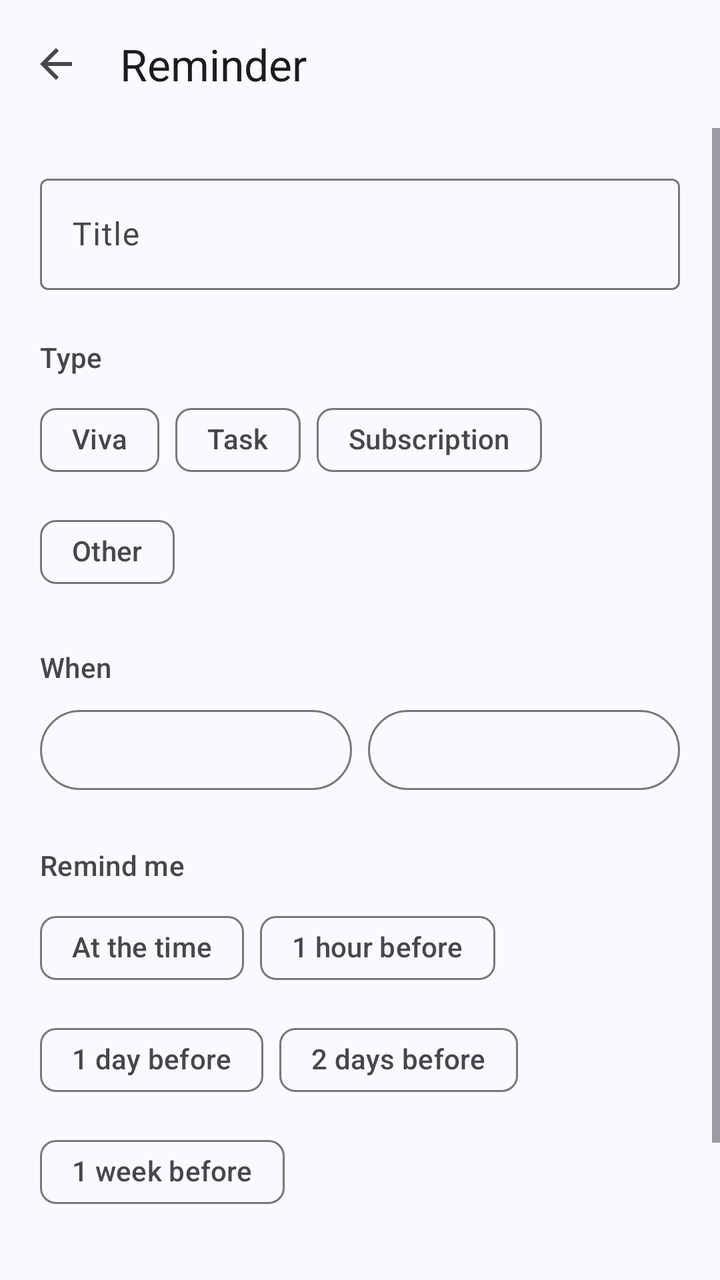
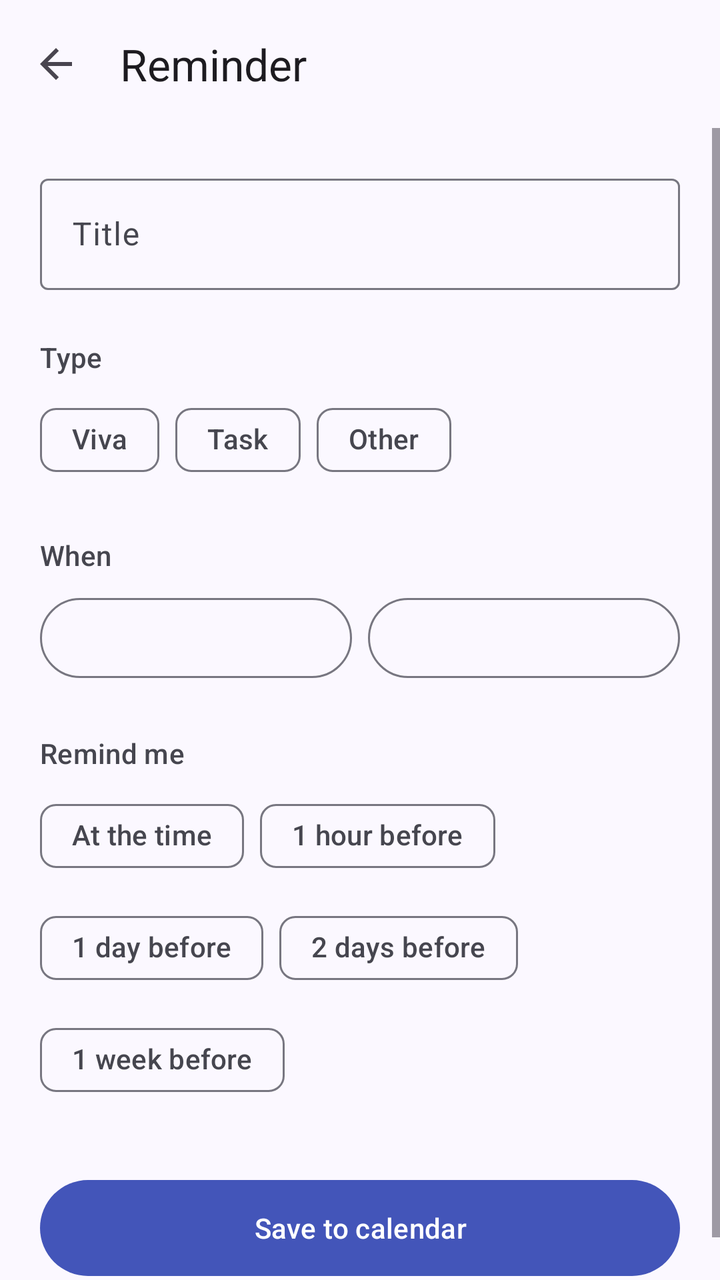

Screens rendered from an Android XML layout before and after an edit, with the pre-edit source and the edit as a unified diff.
<!-- AndroidManifest.xml: application theme Theme.Aide -->
<!-- res/layout/activity_edit.xml -->
<?xml version="1.0" encoding="utf-8"?>
<LinearLayout xmlns:android="http://schemas.android.com/apk/res/android"
    xmlns:app="http://schemas.android.com/apk/res-auto"
    android:id="@+id/root"
    android:layout_width="match_parent"
    android:layout_height="match_parent"
    android:background="?attr/colorSurface"
    android:orientation="vertical">

    <com.google.android.material.appbar.MaterialToolbar
        android:id="@+id/toolbar"
        android:layout_width="match_parent"
        android:layout_height="?attr/actionBarSize"
        android:background="?attr/colorSurface"
        app:navigationIcon="@drawable/ic_back"
        app:title="Reminder" />

    <ScrollView
        android:layout_width="match_parent"
        android:layout_height="0dp"
        android:layout_weight="1"
        android:clipToPadding="false">

        <LinearLayout
            android:layout_width="match_parent"
            android:layout_height="wrap_content"
            android:orientation="vertical"
            android:padding="20dp">

            <com.google.android.material.textfield.TextInputLayout
                android:id="@+id/title_layout"
                style="@style/Widget.Material3.TextInputLayout.OutlinedBox"
                android:layout_width="match_parent"
                android:layout_height="wrap_content"
                android:hint="Title">

                <com.google.android.material.textfield.TextInputEditText
                    android:id="@+id/title"
                    android:layout_width="match_parent"
                    android:layout_height="wrap_content"
                    android:inputType="textCapSentences" />
            </com.google.android.material.textfield.TextInputLayout>

            <TextView
                android:layout_width="match_parent"
                android:layout_height="wrap_content"
                android:layout_marginTop="24dp"
                android:text="Type"
                android:textAppearance="?attr/textAppearanceTitleSmall"
                android:textColor="?attr/colorOnSurfaceVariant" />

            <com.google.android.material.chip.ChipGroup
                android:id="@+id/kind_group"
                android:layout_width="match_parent"
                android:layout_height="wrap_content"
                android:layout_marginTop="8dp"
                app:selectionRequired="true"
                app:singleSelection="true">

                <com.google.android.material.chip.Chip
                    android:id="@+id/chip_viva"
                    style="@style/Widget.Material3.Chip.Filter"
                    android:layout_width="wrap_content"
                    android:layout_height="wrap_content"
                    android:text="Viva" />

                <com.google.android.material.chip.Chip
                    android:id="@+id/chip_task"
                    style="@style/Widget.Material3.Chip.Filter"
                    android:layout_width="wrap_content"
                    android:layout_height="wrap_content"
                    android:text="Task" />

                <com.google.android.material.chip.Chip
                    android:id="@+id/chip_sub"
                    style="@style/Widget.Material3.Chip.Filter"
                    android:layout_width="wrap_content"
                    android:layout_height="wrap_content"
                    android:text="Subscription" />

                <com.google.android.material.chip.Chip
                    android:id="@+id/chip_other"
                    style="@style/Widget.Material3.Chip.Filter"
                    android:layout_width="wrap_content"
                    android:layout_height="wrap_content"
                    android:text="Other" />
            </com.google.android.material.chip.ChipGroup>

            <TextView
                android:layout_width="match_parent"
                android:layout_height="wrap_content"
                android:layout_marginTop="24dp"
                android:text="When"
                android:textAppearance="?attr/textAppearanceTitleSmall"
                android:textColor="?attr/colorOnSurfaceVariant" />

            <LinearLayout
                android:layout_width="match_parent"
                android:layout_height="wrap_content"
                android:layout_marginTop="8dp"
                android:orientation="horizontal">

                <Button
                    android:id="@+id/btn_date"
                    style="@style/Widget.Material3.Button.OutlinedButton"
                    android:layout_width="0dp"
                    android:layout_height="wrap_content"
                    android:layout_marginEnd="8dp"
                    android:layout_weight="1" />

                <Button
                    android:id="@+id/btn_time"
                    style="@style/Widget.Material3.Button.OutlinedButton"
                    android:layout_width="0dp"
                    android:layout_height="wrap_content"
                    android:layout_weight="1" />
            </LinearLayout>

            <TextView
                android:layout_width="match_parent"
                android:layout_height="wrap_content"
                android:layout_marginTop="24dp"
                android:text="Remind me"
                android:textAppearance="?attr/textAppearanceTitleSmall"
                android:textColor="?attr/colorOnSurfaceVariant" />

            <com.google.android.material.chip.ChipGroup
                android:id="@+id/offset_group"
                android:layout_width="match_parent"
                android:layout_height="wrap_content"
                android:layout_marginTop="8dp">

                <com.google.android.material.chip.Chip
                    style="@style/Widget.Material3.Chip.Filter"
                    android:layout_width="wrap_content"
                    android:layout_height="wrap_content"
                    android:tag="0"
                    android:text="At the time" />

                <com.google.android.material.chip.Chip
                    style="@style/Widget.Material3.Chip.Filter"
                    android:layout_width="wrap_content"
                    android:layout_height="wrap_content"
                    android:tag="60"
                    android:text="1 hour before" />

                <com.google.android.material.chip.Chip
                    style="@style/Widget.Material3.Chip.Filter"
                    android:layout_width="wrap_content"
                    android:layout_height="wrap_content"
                    android:tag="1440"
                    android:text="1 day before" />

                <com.google.android.material.chip.Chip
                    style="@style/Widget.Material3.Chip.Filter"
                    android:layout_width="wrap_content"
                    android:layout_height="wrap_content"
                    android:tag="2880"
                    android:text="2 days before" />

                <com.google.android.material.chip.Chip
                    style="@style/Widget.Material3.Chip.Filter"
                    android:layout_width="wrap_content"
                    android:layout_height="wrap_content"
                    android:tag="10080"
                    android:text="1 week before" />
            </com.google.android.material.chip.ChipGroup>

            <Button
                android:id="@+id/btn_save"
                android:layout_width="match_parent"
                android:layout_height="56dp"
                android:layout_marginTop="32dp"
                android:text="Save to calendar" />
        </LinearLayout>
    </ScrollView>
</LinearLayout>
<!-- resources referenced by this layout -->
<resources>
  <!-- drawable ic_back (drawable) -->
  <vector xmlns:android="http://schemas.android.com/apk/res/android"
      android:width="24dp"
      android:height="24dp"
      android:tint="?attr/colorControlNormal"
      android:viewportWidth="24"
      android:viewportHeight="24">
      <path
          android:fillColor="#FF000000"
          android:pathData="M20,11H7.83l5.59,-5.59L12,4l-8,8 8,8 1.41,-1.41L7.83,13H20v-2z" />
  </vector>
  <style name="Theme.Aide" parent="Theme.Material3.DayNight.NoActionBar">
          <item name="colorPrimary">@color/primary</item>
          <item name="colorOnPrimary">@color/on_primary</item>
          <item name="colorPrimaryContainer">@color/primary_container</item>
          <item name="colorOnPrimaryContainer">@color/on_primary_container</item>
          <item name="colorSecondaryContainer">@color/secondary_container</item>
          <item name="colorOnSecondaryContainer">@color/on_secondary_container</item>
          <item name="colorSurface">@color/surface</item>
          <item name="colorOnSurface">@color/on_surface</item>
          <item name="colorSurfaceVariant">@color/surface_variant</item>
          <item name="colorOnSurfaceVariant">@color/on_surface_variant</item>
          <item name="colorOutline">@color/outline</item>
          <item name="colorSurfaceContainer">@color/surface_container</item>
          <item name="android:colorBackground">@color/surface</item>
          <item name="android:windowBackground">@color/surface</item>
      </style>
  <color name="primary">#4355B9</color>
  <color name="on_primary">#FFFFFF</color>
  <color name="primary_container">#DEE0FF</color>
  <color name="on_primary_container">#00105C</color>
  <color name="secondary_container">#E1E0F9</color>
  <color name="on_secondary_container">#191A2C</color>
  <color name="surface">#FBF8FF</color>
  <color name="on_surface">#1B1B21</color>
  <color name="surface_variant">#E3E1EC</color>
  <color name="on_surface_variant">#46464F</color>
  <color name="outline">#777680</color>
  <color name="surface_container">#EFEDF4</color>
</resources>

<!-- the commit's change to res/layout/activity_edit.xml (unified diff, before → after) -->
@@ -70,13 +70,6 @@
                     android:layout_width="wrap_content"
                     android:layout_height="wrap_content"
                     android:text="Task" />
-
-                <com.google.android.material.chip.Chip
-                    android:id="@+id/chip_sub"
-                    style="@style/Widget.Material3.Chip.Filter"
-                    android:layout_width="wrap_content"
-                    android:layout_height="wrap_content"
-                    android:text="Subscription" />
 
                 <com.google.android.material.chip.Chip
                     android:id="@+id/chip_other"
